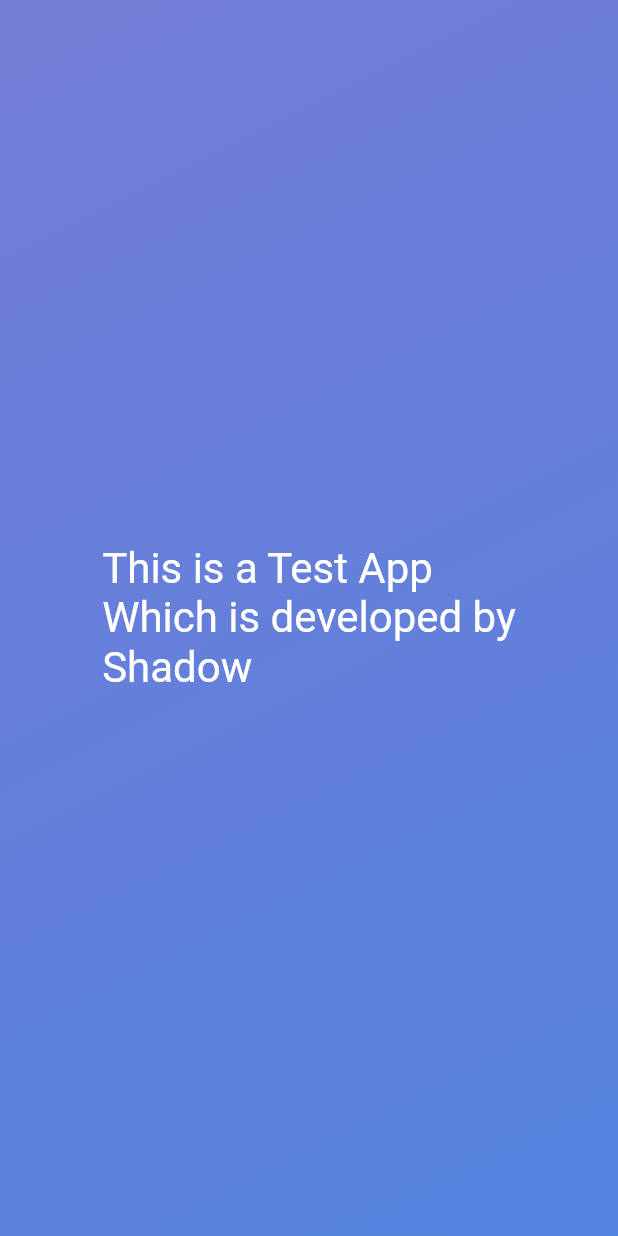
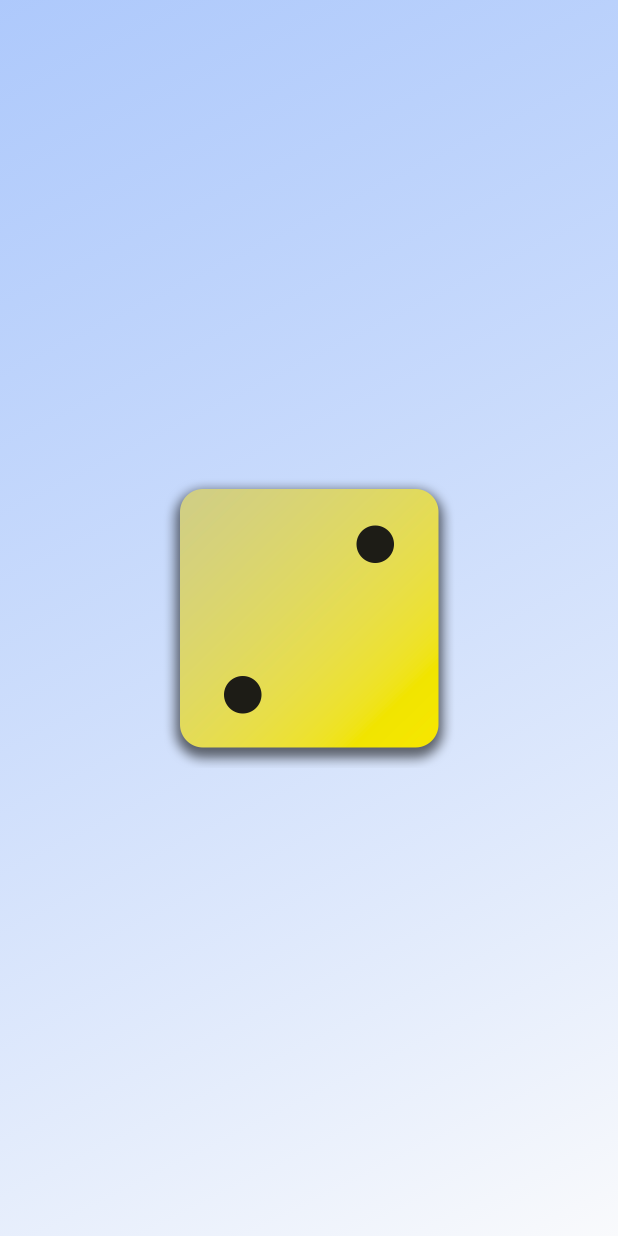
Before and after one commit to yhrjfj/Dice_App, a Flutter app: the screen it shows after launch, on a phone screen of 412 x 824 dp. Run offline on Flutter 3.47's test engine with Material 2 defaults, Android fonts, the phone set to English and light mode, and no system bars.

Commit message:
Display images, instant of sentence

```diff
--- a/lib/gradient_container.dart
+++ b/lib/gradient_container.dart
@@ -1,4 +1,4 @@
-import 'package:first_app/style_text.dart';
+// import 'package:first_app/style_text.dart';
 import 'package:flutter/material.dart';
 
 const startAlignment = Alignment.topLeft;
@@ -21,8 +21,11 @@ class GradientContainer extends StatelessWidget {
           end: endAlignment,
         ),
       ),
-      child: const Center(
-        child: StyleText('This is a Test App\nWhich is developed by\nShadow'),
+      child: Center(
+        child: Image.asset(
+          'assets/images/dice-2.png',
+          width: 200,
+        ),
       ),
     );
   }
--- a/lib/main.dart
+++ b/lib/main.dart
@@ -6,8 +6,8 @@ void main() {
     const MaterialApp(
       home: Scaffold(
         body: GradientContainer(
-          Color.fromRGBO(83, 95, 206, 0.801),
-          Color.fromRGBO(84, 133, 224, 1),
+          Color.fromRGBO(155, 189, 252, 0.8),
+          Color.fromRGBO(249, 250, 252, 1),
         ),
       ),
     ),
```
Also changed, not shown: pubspec.yaml (+9 -7 lines), assets/images/dice-1.png (added), assets/images/dice-2.png (added), assets/images/dice-3.png (added), assets/images/dice-4.png (added), assets/images/dice-5.png (added), assets/images/dice-6.png (added).
